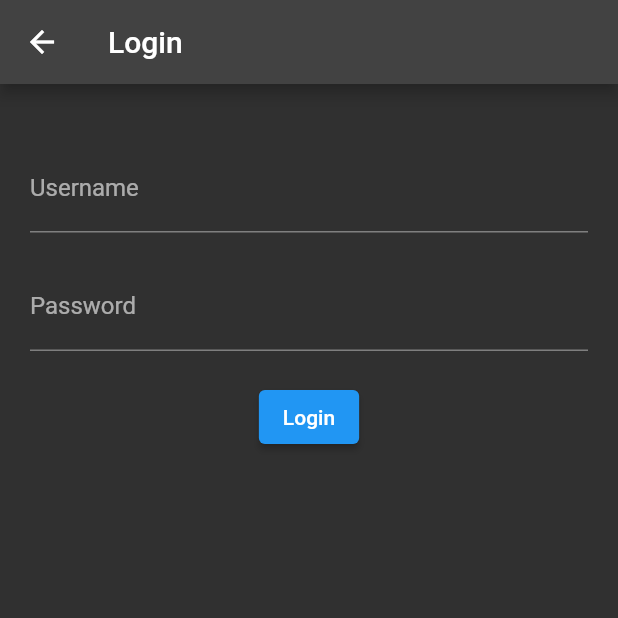
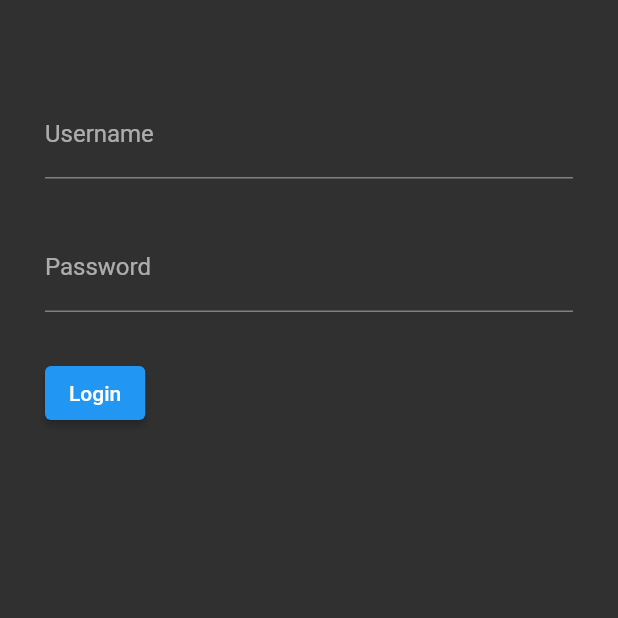
Before and after one commit to nicjohnson145/mixer-remote, a Flutter app: the LoginPage screen opened directly, on a phone screen of 412 x 824 dp, the top half of it. Run offline on Flutter 3.47's test engine with Material 2 defaults, Android fonts, the phone set to English and light mode, and no system bars; our stand-ins replace another_flushbar, shared_preferences; accounts and stored records are empty.

Commit message:
feat: semi-working login flow
still need to check token validity

```diff
--- a/lib/login.dart
+++ b/lib/login.dart
@@ -1,5 +1,9 @@
 import 'package:flutter/material.dart';
-import 'package:http/http.dart' as http;
+import 'package:mixer_remote/auth.dart';
+import 'package:mixer_remote/user.dart';
+import 'package:mixer_remote/constants.dart';
+import 'package:provider/provider.dart';
+import 'package:another_flushbar/flushbar.dart';
 
 class LoginPage extends StatefulWidget {
     @override
@@ -11,44 +15,91 @@ class _LoginPageState extends State<LoginPage> {
     String _password = "";
     String _username = "";
 
-    void login() {
-        final form = _formKey.currentState;
-        form?.save();
+    void login(AuthProvider auth, BuildContext context) {
+        final form = _formKey.currentState!;
+        if (!form.validate()) {
+            return;
+        }
 
-        if (form != null && form.validate()) {
-            print("$_username $_password");
+        form.save();
+
+        final Future<Map<String, dynamic>> successfulMsg = auth.login(_username, _password);
+
+        successfulMsg.then((response) {
+            if (response['status']) {
+                User user = response['user'];
+                Provider.of<UserProvider>(context, listen: false).setUser(user);
+                Navigator.pushReplacementNamed(context, Routes.Dashboard);
+            } else {
+                Flushbar(
+                    title: "Failed Login",
+                    message: response["message"],
+                    duration: const Duration(seconds: 3),
+                ).show(context);
+            }
+        });
+
+    }
+
+    String? Function(String?) required(String key) {
+        String? inner(String? val) {
+            if (val == null || val.isEmpty) {
+                return "$key is required";
+            }
+            return null;
         }
+        return inner;
     }
 
     @override
     Widget build(BuildContext context) {
-        return Scaffold(
-            appBar: AppBar(
-                title: const Text("Login"),
-            ),
-            body: Container(
-                padding: const EdgeInsets.all(20.0),
-                child: Form(
-                    key: _formKey,
-                    child: Column(
-                        children: <Widget>[
-                            const SizedBox(height: 20.0),
-                            TextFormField(
-                                onSaved: (value) => _username = value.toString(),
-                                decoration: const InputDecoration(labelText:  "Username"),
+        AuthProvider auth = Provider.of<AuthProvider>(context);
+
+        final usernameField = TextFormField(
+            onSaved: (val) => _username = val == null ? "" : val.toString(),
+            decoration: const InputDecoration(labelText:  "Username"),
+            validator: required("Username"),
+        );
+        final passwordField = TextFormField(
+            obscureText: true,
+            onSaved: (value) => _password = value == null ? "" : value.toString(),
+            decoration: const InputDecoration(labelText: "Password"),
+            validator: required("Password"),
+        );
+        final loginButton = ElevatedButton(
+            child: const Text("Login"),
+            onPressed: () { login(auth, context); }
+        );
+
+        var loading = Row(
+            mainAxisAlignment: MainAxisAlignment.center,
+            children: <Widget>[
+                CircularProgressIndicator(),
+                Text("Authenticating"),
+            ],
+        );
+
+        return SafeArea(
+            child: Scaffold(
+                body: SingleChildScrollView(
+                    child: Container(
+                        padding: const EdgeInsets.all(30.0),
+                        child: Form(
+                            key: _formKey,
+                            child: Column(
+                                crossAxisAlignment: CrossAxisAlignment.start,
+                                children: [
+                                    const SizedBox(height: 30.0),
+                                    usernameField,
+                                    const SizedBox(height: 30.0),
+                                    passwordField,
+                                    const SizedBox(height: 30.0),
+                                    auth.loggedInStatus == Status.Authenticating
+                                        ? loading
+                                        : loginButton,
+                                ],
                             ),
-                            const SizedBox(height: 20.0),
-                            TextFormField(
-                                obscureText: true,
-                                onSaved: (value) => _password = value.toString(),
-                                decoration: const InputDecoration(labelText: "Password"),
-                            ),
-                            const SizedBox(height: 20.0),
-                            ElevatedButton(
-                                child: const Text("Login"),
-                                onPressed: login,
-                            ),
-                        ],
+                        ),
                     ),
                 ),
             ),
--- a/lib/user_preferences.dart
+++ b/lib/user_preferences.dart
@@ -31,9 +31,9 @@ class UserPreferences {
         String? refreshToken = prefs.getString(PrefKeys.RefreshToken);
 
         return User(
-            username:  username.toString(),
-            accessToken: accessToken.toString(),
-            refreshToken:  refreshToken.toString(),
+            username:  username == null ? "" : username.toString(),
+            accessToken: accessToken == null ? "" : accessToken.toString(),
+            refreshToken:  refreshToken == null ? "" : refreshToken.toString(),
         );
     }
 
--- a/pubspec.yaml
+++ b/pubspec.yaml
@@ -37,6 +37,7 @@ dependencies:
   http: ^0.13.4
   shared_preferences: ^2.0.13
   provider: ^6.0.2
+  another_flushbar: ^1.10.28
 
 dev_dependencies:
   flutter_test:
```
Also changed, not shown: lib/dashboard.dart (added, +40 -0 lines), lib/homepage.dart (deleted, +0 -21 lines), lib/main.dart (+12 -6 lines), pubspec.lock.
